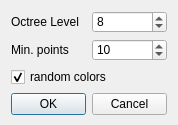
Old version of the form qCC/ui_templates/labelingDlg.ui in the repository archeos/cloudcompare-archeos.
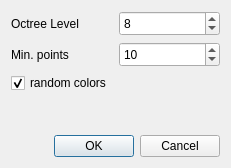
New version of the form.

What changed in the file:
```diff
--- a/qCC/ui_templates/labelingDlg.ui
+++ b/qCC/ui_templates/labelingDlg.ui
@@ -6,8 +6,8 @@
    <rect>
     <x>0</x>
     <y>0</y>
-    <width>178</width>
-    <height>125</height>
+    <width>231</width>
+    <height>168</height>
    </rect>
   </property>
   <property name="sizePolicy">
@@ -18,14 +18,14 @@
   </property>
   <property name="minimumSize">
    <size>
-    <width>178</width>
-    <height>125</height>
+    <width>231</width>
+    <height>168</height>
    </size>
   </property>
   <property name="maximumSize">
    <size>
-    <width>178</width>
-    <height>125</height>
+    <width>231</width>
+    <height>168</height>
    </size>
   </property>
   <property name="windowTitle">
@@ -46,6 +46,12 @@
      </item>
      <item>
       <widget class="QSpinBox" name="octreeLevelSpinBox">
+       <property name="minimumSize">
+        <size>
+         <width>0</width>
+         <height>25</height>
+        </size>
+       </property>
        <property name="minimum">
         <number>1</number>
        </property>
@@ -73,6 +79,12 @@
      </item>
      <item>
       <widget class="QSpinBox" name="minPtsSpinBox">
+       <property name="minimumSize">
+        <size>
+         <width>0</width>
+         <height>25</height>
+        </size>
+       </property>
        <property name="minimum">
         <number>1</number>
        </property>
@@ -102,6 +114,19 @@
      </property>
     </widget>
    </item>
+   <item>
+    <spacer name="verticalSpacer">
+     <property name="orientation">
+      <enum>Qt::Vertical</enum>
+     </property>
+     <property name="sizeHint" stdset="0">
+      <size>
+       <width>20</width>
+       <height>40</height>
+      </size>
+     </property>
+    </spacer>
+   </item>
    <item>
     <widget class="QDialogButtonBox" name="buttonBox">
      <property name="orientation">
```
